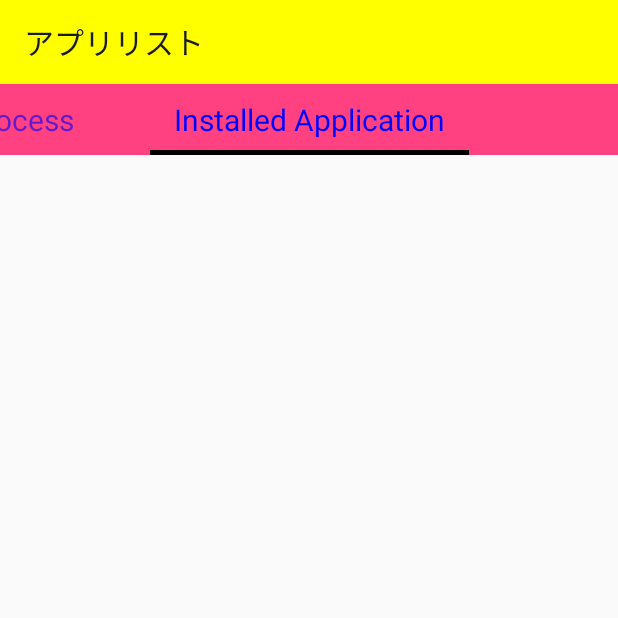
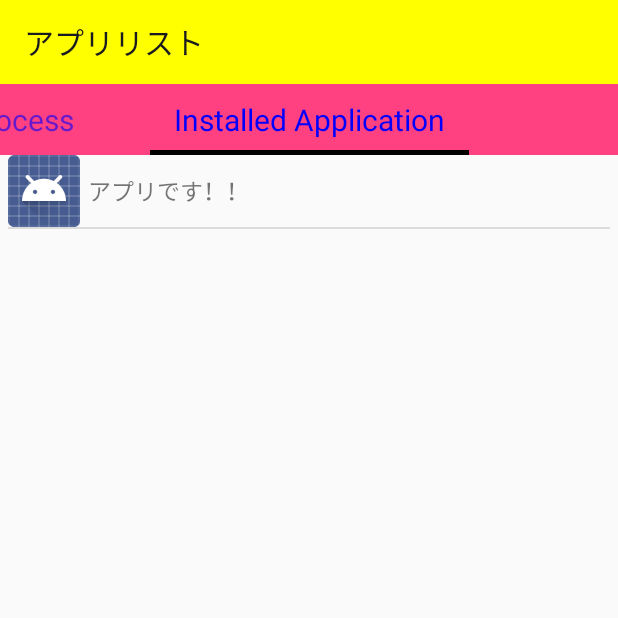
Before and after one commit to gitogitton/MyProject2, an Android app: the screen it shows after launch (MainActivity), after a tap on "Installed Application", on a phone screen of 412 x 824 dp, the top half of it. Run offline under Robolectric (Android 15) with nearby library versions, the phone set to English and light mode, and no system bars; 3 statements that could not run were skipped.

Commit message:
progressBar の追加の方向性が定まった感じだからこの時点Up。 リストは出るけれど、ProgressBarは出てない（ページ０）、止まってる（ページ１）という状況です。

```diff
--- a/app/src/main/java/com/example/user/myproject2/CustomPagerAdapter.java
+++ b/app/src/main/java/com/example/user/myproject2/CustomPagerAdapter.java
@@ -1,10 +1,12 @@
 package com.example.user.myproject2;
 
+import android.os.Bundle;
 import android.support.annotation.NonNull;
 import android.support.annotation.Nullable;
 import android.support.v4.app.Fragment;
 import android.support.v4.app.FragmentManager;
 import android.support.v4.app.FragmentPagerAdapter;
+import android.support.v4.app.FragmentTransaction;
 import android.util.Log;
 import android.view.View;
 import android.view.ViewGroup;
@@ -19,11 +21,13 @@ public class CustomPagerAdapter extends FragmentPagerAdapter {
     private final String[] pageTitle = {"Running Process", "Installed Application"};//, "Setting"}; //タブページのタイトル
     private final static int TAB_PAGE_RUNNING_PROCESS = 0;
     private final static int TAB_PAGE_INSTALLED_APPLICATION = 1;
+    private FragmentManager mFragmentManager;
 
     private final String CLASS_NAME =getClass().getSimpleName();
 
     CustomPagerAdapter(FragmentManager fm) {
         super(fm);
+        mFragmentManager = fm;
         Log.d(CLASS_NAME, "constructor start.");
     }
 
@@ -74,20 +78,4 @@ public class CustomPagerAdapter extends FragmentPagerAdapter {
                 return new PageFragment_2();
         }
     }
-
-//    /**
-//     * Determines whether a page View is associated with a specific key object
-//     * as returned by {@link #instantiateItem(ViewGroup, int)}. This method is
-//     * required for a PagerAdapter to function properly.
-//     *
-//     * @param view   Page View to check for association with <code>object</code>
-//     * @param object Object to check for association with <code>view</code>
-//     * @return true if <code>view</code> is associated with the key object <code>object</code>
-//     */
-//    @Override
-//    public boolean isViewFromObject(@NonNull View view, @NonNull Object object) {
-////        return false;
-//        return view == object;
-//    }
-
 }
--- a/app/src/main/java/com/example/user/myproject2/PageFragment_1.java
+++ b/app/src/main/java/com/example/user/myproject2/PageFragment_1.java
@@ -9,6 +9,7 @@ import android.os.Bundle;
 import android.support.annotation.NonNull;
 import android.support.annotation.Nullable;
 import android.support.v4.app.Fragment;
+import android.support.v4.app.FragmentActivity;
 import android.support.v4.app.FragmentManager;
 import android.support.v4.app.FragmentTransaction;
 import android.util.Log;
@@ -17,6 +18,7 @@ import android.view.View;
 import android.view.ViewGroup;
 import android.widget.AdapterView;
 import android.widget.ListView;
+import android.widget.ProgressBar;
 import android.widget.TextView;
 
 import java.util.ArrayList;
@@ -34,12 +36,9 @@ import static android.content.Context.ACTIVITY_SERVICE;
 
 public class PageFragment_1 extends Fragment {
 
-    // TODO: Rename parameter arguments, choose names that match
-    // the fragment initialization parameters, e.g. ARG_ITEM_NUMBER
-
     private final String CLASS_NAME = getClass().getSimpleName();
-//    protected static final String ARG_PARAM1 = "param1";
     private ArrayList<DetailInfo> mArrayList = new ArrayList<>();
+    private View mView;
 
     public PageFragment_1() {
         Log.d(CLASS_NAME, "constructor start (empty)");
@@ -48,12 +47,7 @@ public class PageFragment_1 extends Fragment {
     @Override
     public View onCreateView(@NonNull LayoutInflater inflater, ViewGroup container, Bundle savedInstanceState) {
         Log.d(CLASS_NAME, "onCreateView() start. savedInstanceState->"+savedInstanceState);
-
         // Inflate the layout for this fragment
-//        if (null!=savedInstanceState) {
-//            int page = getArguments().getInt(ARG_PARAM1, 0);
-//        }
-
         return inflater.inflate( R.layout.fragment_page, container, false );
     }
 
@@ -70,13 +64,21 @@ public class PageFragment_1 extends Fragment {
     @Override
     public void onViewCreated(@NonNull View view, @Nullable Bundle savedInstanceState) {
         Log.d(CLASS_NAME, "onViewCreated() start.");
-
+        mView = view;
+        //プログレスバー表示
+        ProgressBar progressBar = mView.findViewById( R.id.progressBar );
+        progressBar.setVisibility( View.VISIBLE );
+        //リストビュー表示
+        ListView listView = mView.findViewById( R.id.process_list );
+        listView.setVisibility( View.VISIBLE );
+        //実行中プロセスリスト取得
         setRunningProcess();
-
+        //プログレスバー非表示（viewを詰めて）
+        progressBar.setVisibility( View.GONE );
+        //リストビューデータ表示
         Context context = getActivity();
-
+        Log.d( CLASS_NAME, "mArrayList.size() = " + mArrayList.size() );
         ListViewAdapter listViewAdapter = new ListViewAdapter( context, R.layout.fragment_page, R.id.list_row_text, mArrayList );
-        ListView listView = view.findViewById( R.id.process_list );
         listView.setAdapter( listViewAdapter );
 
         // セルを選択されたら詳細画面フラグメント呼び出す
@@ -100,17 +102,27 @@ public class PageFragment_1 extends Fragment {
         });
     }
 
+    //ページが表示対象になった時のイベント
+    @Override
+    public void setUserVisibleHint(boolean isVisibleToUser) {
+        Log.d( CLASS_NAME, "setUserVisibleHint() starts. [ isVisibleToUser : " + isVisibleToUser + " ]" );
+        if ( isVisibleToUser ) {
+        }
+        else {
+        }//if ( isVisibleToUser )
+    }
+
     private void setRunningProcess() {
         Log.d(CLASS_NAME, "setRunningProcess() start");
 
         Context context = this.getContext();
         ActivityManager activityManager = (ActivityManager) context.getSystemService(ACTIVITY_SERVICE);
 
-        if (null != activityManager) {
+        if ( null != activityManager ) {
             List<ActivityManager.RunningAppProcessInfo> runningApp = activityManager.getRunningAppProcesses();
             PackageManager packageManager = context.getPackageManager();
             Log.d(CLASS_NAME, "running appl count : " + runningApp.size());
-            if (!runningApp.isEmpty()) {
+            if ( !runningApp.isEmpty() ) {
                 int i = 0;
                 mArrayList.clear();
                 int pIds[] = new int[ 1 ];
--- a/app/src/main/java/com/example/user/myproject2/PageFragment_2.java
+++ b/app/src/main/java/com/example/user/myproject2/PageFragment_2.java
@@ -13,8 +13,11 @@ import android.os.Message;
 import android.support.annotation.NonNull;
 import android.support.annotation.Nullable;
 import android.support.v4.app.Fragment;
+import android.support.v4.app.FragmentActivity;
 import android.support.v4.app.FragmentManager;
+import android.support.v4.app.FragmentPagerAdapter;
 import android.support.v4.app.FragmentTransaction;
+import android.support.v4.view.PagerAdapter;
 import android.support.v4.view.ViewPager;
 import android.util.Log;
 import android.view.LayoutInflater;
@@ -22,6 +25,7 @@ import android.view.View;
 import android.view.ViewGroup;
 import android.widget.AdapterView;
 import android.widget.ListView;
+import android.widget.ProgressBar;
 import android.widget.TextView;
 
 import java.util.ArrayList;
@@ -51,13 +55,7 @@ public class PageFragment_2 extends Fragment {
     @Override
     public View onCreateView(@NonNull LayoutInflater inflater, ViewGroup container, Bundle savedInstanceState) {
         Log.d(CLASS_NAME, "onCreateView() start. savedInstanceState->"+savedInstanceState);
-
-        // Inflate the layout for this fragment
-//        if (null!=savedInstanceState) {
-//            int page = getArguments().getInt(ARG_PARAM1, 0);
-//        }
-
-        return inflater.inflate( R.layout.fragment_progressbar, container, false );
+        return inflater.inflate( R.layout.fragment_page, container, false );
     }
 
     /**
@@ -74,33 +72,14 @@ public class PageFragment_2 extends Fragment {
     public void onViewCreated(@NonNull View view, @Nullable Bundle savedInstanceState) {
         Log.d(CLASS_NAME, "onViewCreated() start.");
         mArrayList.clear();
-//データ表示のタイミングを最初の表示の時に移動する。
-//        setInstalledProcess();
         mView = view;
-//        Context context = getActivity();
-//        ListViewAdapter listViewAdapter = new ListViewAdapter( context, R.layout.fragment_page, R.id.list_row_text, mArrayList );
-//        ListView listView = mView.findViewById( R.id.process_list );
-//        listView.setAdapter( listViewAdapter );
-//
-//        // セルを選択されたら詳細画面フラグメント呼び出す
-//        listView.setOnItemClickListener(new AdapterView.OnItemClickListener() {
-//            @Override
-//            public void onItemClick(AdapterView<?> parent, View v, int position, long id) {
-//                Log.d( CLASS_NAME, "onItemClick() starts." );
-//                ListView listView1 = (ListView)parent;
-//                DetailInfo detailInfo = (DetailInfo) listView1.getAdapter().getItem( position );
-//                Bundle bundle = new Bundle();
-//                bundle.putSerializable("DETAILINFO", detailInfo );
-//                DetailInfoFragment detailInfoFragment = new DetailInfoFragment();
-//                detailInfoFragment.setArguments( bundle );
-//                FragmentManager fragmentManager = getActivity().getSupportFragmentManager();
-//                FragmentTransaction fragmentTransaction = fragmentManager.beginTransaction();
-//                fragmentTransaction.add( R.id.topViewGroup, detailInfoFragment );
-//                fragmentTransaction.addToBackStack( null );
-//                fragmentTransaction.commit();
-//                fragmentManager.executePendingTransactions(); // FragmentのTransaction処理の完了同期待ち（必須ではない）
-//            }
-//        });
+        FragmentActivity fragmentActivity = getActivity();
+        //ProgressBar 表示
+        ProgressBar progressBar = mView.findViewById( R.id.progressBar );
+        progressBar.setVisibility( View.VISIBLE );
+        //ListView 表示
+        ListView listView =  mView.findViewById( R.id.process_list );
+        listView.setVisibility( View.GONE );
     }
 
     //ページが表示対象になった時のイベント
@@ -108,51 +87,28 @@ public class PageFragment_2 extends Fragment {
     public void setUserVisibleHint(boolean isVisibleToUser) {
         Log.d( CLASS_NAME, "setUserVisibleHint() starts. [ isVisibleToUser : " + isVisibleToUser + " ]" );
         if ( isVisibleToUser ) {
-            if (mArrayList.isEmpty()) { //データ取得は一度だけにする。
-//                setInstalledProcess();
-//                Context context = getActivity();
-//                ListViewAdapter listViewAdapter = new ListViewAdapter( context, R.layout.fragment_page, R.id.list_row_text, mArrayList );
-//                ListView listView = mView.findViewById( R.id.process_list );
-//                listView.setAdapter( listViewAdapter );
-
-                //バックグランドで処理する。表はクルクル画面（ProgressBar）の裏で。
-                HandlerThread handlerThread = new HandlerThread( "installedApplications" ); //スレッド生成
-                handlerThread.start(); //スレッド開始
-//                final Handler handler = new Handler( handlerThread.getLooper() ); //handlerThreadにメッセージを送るHandlerを作成
-                final Handler handler = new Handler(handlerThread.getLooper(), new Handler.Callback() {
-                    @Override
-                    public boolean handleMessage(Message msg) {
-                        Log.d( CLASS_NAME, "Handler.Callback handleMessage() start." );
-                        Log.d( CLASS_NAME, "msg what=" + msg.what+"/size="+msg.obj );
-                        return false;
-                    }
-                });
-                handler.post( new Runnable() { //handlerに処理をポストする（通知する）
-                    @Override
-                    public void run() {
-                        setInstalledProcess();
-                        Log.d( CLASS_NAME, "mArrayList.size : " + mArrayList.size() );
-
-//                        Context context = getActivity();
-//                        ListViewAdapter listViewAdapter = new ListViewAdapter( context, R.layout.fragment_page, R.id.list_row_text, mArrayList );
-//                        ListView listView = mView.findViewById( R.id.process_list );
-//                        listView.setAdapter( listViewAdapter );
-
-                        Message message = Message.obtain();
-                        message.what = 1;
-                        int result = mArrayList.size();
-                        message.obj = result;
-                        handler.sendMessage( message );
-                    }
-                });
-            }
+            if ( mArrayList.size()>0 ) { return; } //リスト取得済みなら処理しない。
+            //ProgressBar 表示
+            ProgressBar progressBar = mView.findViewById( R.id.progressBar );
+            progressBar.setVisibility( View.VISIBLE );
+            //インストールアプリのリスト取得
+            setInstalledPackages();
+            //ProgressBar 非表示
+            progressBar.setVisibility( View.GONE );
+            //ListView 表示
+            ListView listView =  mView.findViewById( R.id.process_list );
+            listView.setVisibility( View.VISIBLE );
+            //ListView データ表示
+            Context context = getActivity();
+            ListViewAdapter listViewAdapter = new ListViewAdapter( context, R.layout.fragment_page, R.id.list_row_text, mArrayList );
+            listView.setAdapter( listViewAdapter );
         }
         else {
-        }
+        }//if ( isVisibleToUser )
     }
 
-    private void setInstalledProcess() {
-        Log.d(CLASS_NAME, "setInstalledProcess() start");
+    private void setInstalledPackages() {
+        Log.d(CLASS_NAME, "setInstalledPackages() start");
         Context context = this.getContext();
         PackageManager packageManager = context.getPackageManager();
 //        List<ApplicationInfo> applicationInfo = packageManager.getInstalledApplications( PackageManager.GET_META_DATA );
--- a/app/src/main/res/layout/fragment_page.xml
+++ b/app/src/main/res/layout/fragment_page.xml
@@ -8,6 +8,16 @@
 
 <!--
 -->
+    <ProgressBar
+        android:id="@+id/progressBar"
+        style="?android:attr/progressBarStyle"
+        android:layout_width="match_parent"
+        android:layout_height="wrap_content"
+        android:layout_marginTop="188dp"
+        android:visibility="gone"
+        app:layout_constraintLeft_toLeftOf="parent"
+        app:layout_constraintRight_toRightOf="parent"
+        app:layout_constraintTop_toTopOf="parent" />
 
     <ListView
         android:id="@+id/process_list"
@@ -15,7 +25,8 @@
         android:layout_height="match_parent"
         android:paddingLeft="5dp"
         android:paddingRight="5dp"
-        android:scrollbarStyle="outsideOverlay"/>
+        android:scrollbarStyle="outsideOverlay"
+        android:visibility="visible"/>
 
 <!--
 ListViewに表示するデータがない場合に表示する内容↓
@@ -29,6 +40,7 @@ ListViewに表示するデータがない場合に表示する内容↓
         android:text="@string/No_Data"
         android:textColor="#ff0000"
         android:textSize="20sp"
+        android:visibility="gone"
         app:layout_constraintLeft_toLeftOf="parent"
         app:layout_constraintRight_toRightOf="parent"
         app:layout_constraintTop_toBottomOf="@+id/process_list" />
```
Also changed, not shown: app/src/main/java/com/example/user/myproject2/MainActivity.java (+2 -6 lines), app/src/main/java/com/example/user/myproject2/PageFragment_3.java (added, +158 -0 lines), app/src/main/res/layout/fragment_progressbar.xml (added, +17 -0 lines).
